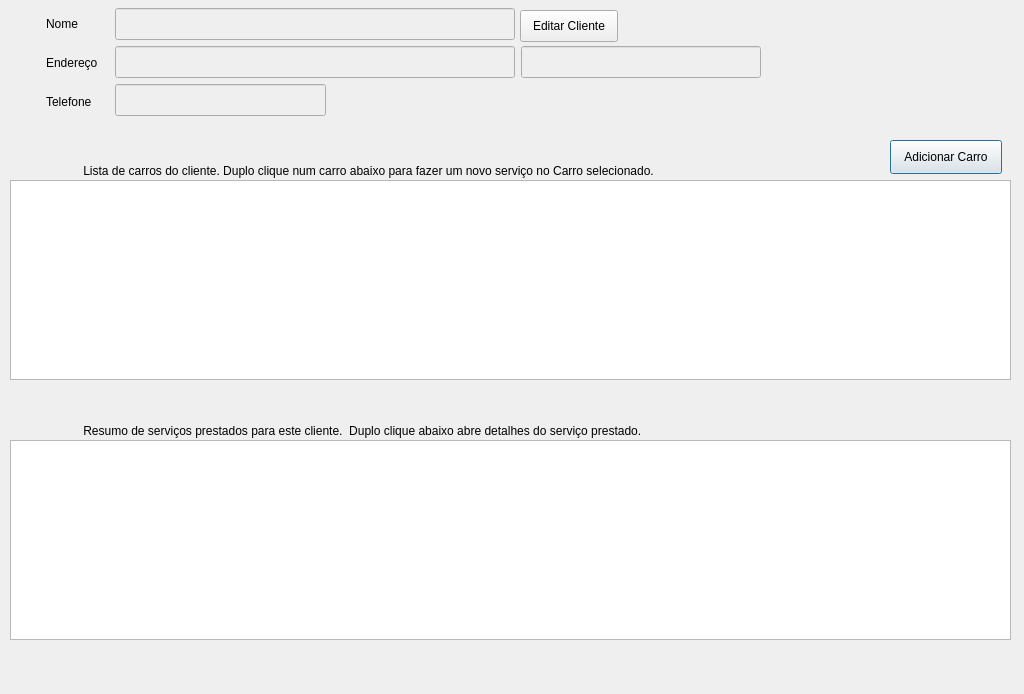
Qt form clientinfo.ui (bedi1982/Oficina) before a commit.
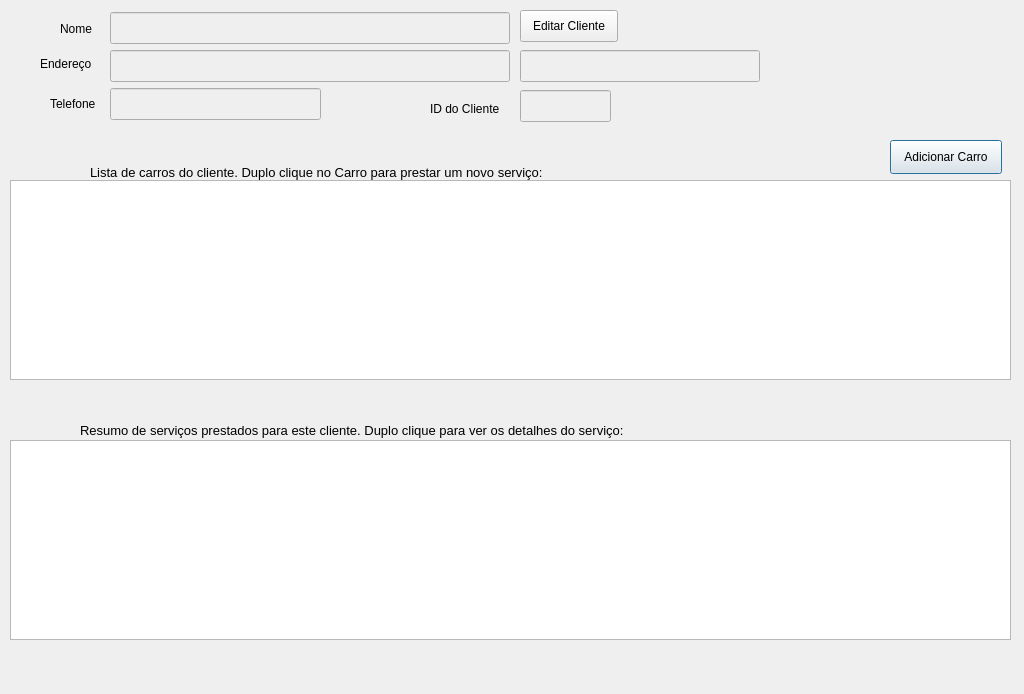
The same form after that commit.

Diff of the .ui file:
```diff
--- a/clientinfo.ui
+++ b/clientinfo.ui
@@ -34,10 +34,10 @@
   <widget class="QLabel" name="lbl_ClientInfo">
    <property name="geometry">
     <rect>
-     <x>850</x>
-     <y>10</y>
+     <x>860</x>
+     <y>0</y>
      <width>151</width>
-     <height>161</height>
+     <height>131</height>
     </rect>
    </property>
    <property name="text">
@@ -88,7 +88,7 @@
   <widget class="QLabel" name="lbl_NewCarIcon">
    <property name="geometry">
     <rect>
-     <x>10</x>
+     <x>20</x>
      <y>130</y>
      <width>48</width>
      <height>48</height>
@@ -113,14 +113,19 @@
   <widget class="QLabel" name="lbl_ClientCars">
    <property name="geometry">
     <rect>
-     <x>50</x>
+     <x>90</x>
      <y>160</y>
-     <width>691</width>
-     <height>18</height>
+     <width>491</width>
+     <height>20</height>
     </rect>
    </property>
+   <property name="font">
+    <font>
+     <pointsize>10</pointsize>
+    </font>
+   </property>
    <property name="text">
-    <string>          Lista de carros do cliente. Duplo clique num carro abaixo para fazer um novo serviço no Carro selecionado.</string>
+    <string>Lista de carros do cliente. Duplo clique no Carro para prestar um novo serviço:</string>
    </property>
    <property name="alignment">
     <set>Qt::AlignBottom|Qt::AlignLeading|Qt::AlignLeft</set>
@@ -132,8 +137,8 @@
    </property>
    <property name="geometry">
     <rect>
-     <x>115</x>
-     <y>84</y>
+     <x>110</x>
+     <y>88</y>
      <width>211</width>
      <height>32</height>
     </rect>
@@ -154,8 +159,8 @@
    </property>
    <property name="geometry">
     <rect>
-     <x>521</x>
-     <y>46</y>
+     <x>520</x>
+     <y>50</y>
      <width>240</width>
      <height>32</height>
     </rect>
@@ -173,8 +178,8 @@
    </property>
    <property name="geometry">
     <rect>
-     <x>115</x>
-     <y>46</y>
+     <x>110</x>
+     <y>50</y>
      <width>400</width>
      <height>32</height>
     </rect>
@@ -195,8 +200,8 @@
    </property>
    <property name="geometry">
     <rect>
-     <x>115</x>
-     <y>8</y>
+     <x>110</x>
+     <y>12</y>
      <width>400</width>
      <height>32</height>
     </rect>
@@ -245,87 +250,12 @@
     <string>Editar Cliente</string>
    </property>
   </widget>
-  <widget class="QWidget" name="layoutWidget">
-   <property name="geometry">
-    <rect>
-     <x>46</x>
-     <y>7</y>
-     <width>62</width>
-     <height>111</height>
-    </rect>
-   </property>
-   <layout class="QVBoxLayout" name="verticalLayout">
-    <item>
-     <widget class="QLabel" name="lbl_clientName">
-      <property name="sizePolicy">
-       <sizepolicy hsizetype="Minimum" vsizetype="Minimum">
-        <horstretch>0</horstretch>
-        <verstretch>0</verstretch>
-       </sizepolicy>
-      </property>
-      <property name="minimumSize">
-       <size>
-        <width>32</width>
-        <height>0</height>
-       </size>
-      </property>
-      <property name="maximumSize">
-       <size>
-        <width>60</width>
-        <height>48</height>
-       </size>
-      </property>
-      <property name="text">
-       <string>Nome</string>
-      </property>
-     </widget>
-    </item>
-    <item>
-     <widget class="QLabel" name="lbl_clientAddress">
-      <property name="sizePolicy">
-       <sizepolicy hsizetype="Minimum" vsizetype="Minimum">
-        <horstretch>0</horstretch>
-        <verstretch>0</verstretch>
-       </sizepolicy>
-      </property>
-      <property name="maximumSize">
-       <size>
-        <width>60</width>
-        <height>48</height>
-       </size>
-      </property>
-      <property name="text">
-       <string>Endereço   </string>
-      </property>
-     </widget>
-    </item>
-    <item>
-     <widget class="QLabel" name="lbl_clientPhone">
-      <property name="sizePolicy">
-       <sizepolicy hsizetype="Minimum" vsizetype="Minimum">
-        <horstretch>0</horstretch>
-        <verstretch>0</verstretch>
-       </sizepolicy>
-      </property>
-      <property name="maximumSize">
-       <size>
-        <width>60</width>
-        <height>48</height>
-       </size>
-      </property>
-      <property name="text">
-       <string>Telefone</string>
-      </property>
-     </widget>
-    </item>
-   </layout>
-  </widget>
   <widget class="QLabel" name="lbl_ClientServicesHistoric">
    <property name="geometry">
     <rect>
-     <x>50</x>
+     <x>80</x>
      <y>420</y>
-     <width>671</width>
+     <width>581</width>
      <height>18</height>
     </rect>
    </property>
@@ -335,8 +265,13 @@
      <height>0</height>
     </size>
    </property>
+   <property name="font">
+    <font>
+     <pointsize>10</pointsize>
+    </font>
+   </property>
    <property name="text">
-    <string>          Resumo de serviços prestados para este cliente.  Duplo clique abaixo abre detalhes do serviço prestado.</string>
+    <string>Resumo de serviços prestados para este cliente. Duplo clique para ver os detalhes do serviço:</string>
    </property>
    <property name="alignment">
     <set>Qt::AlignBottom|Qt::AlignLeading|Qt::AlignLeft</set>
@@ -389,6 +324,122 @@
     <string/>
    </property>
   </widget>
+  <widget class="QLineEdit" name="line_ClientID">
+   <property name="enabled">
+    <bool>false</bool>
+   </property>
+   <property name="geometry">
+    <rect>
+     <x>520</x>
+     <y>90</y>
+     <width>91</width>
+     <height>32</height>
+    </rect>
+   </property>
+   <property name="maximumSize">
+    <size>
+     <width>340</width>
+     <height>16777215</height>
+    </size>
+   </property>
+   <property name="maxLength">
+    <number>34</number>
+   </property>
+  </widget>
+  <widget class="QLabel" name="lbl_clientAddress_2">
+   <property name="geometry">
+    <rect>
+     <x>50</x>
+     <y>80</y>
+     <width>60</width>
+     <height>48</height>
+    </rect>
+   </property>
+   <property name="sizePolicy">
+    <sizepolicy hsizetype="Minimum" vsizetype="Minimum">
+     <horstretch>0</horstretch>
+     <verstretch>0</verstretch>
+    </sizepolicy>
+   </property>
+   <property name="maximumSize">
+    <size>
+     <width>60</width>
+     <height>48</height>
+    </size>
+   </property>
+   <property name="text">
+    <string>Telefone</string>
+   </property>
+  </widget>
+  <widget class="QLabel" name="label">
+   <property name="geometry">
+    <rect>
+     <x>430</x>
+     <y>100</y>
+     <width>81</width>
+     <height>18</height>
+    </rect>
+   </property>
+   <property name="text">
+    <string>ID do Cliente</string>
+   </property>
+  </widget>
+  <widget class="QLabel" name="lbl_clientAddress">
+   <property name="geometry">
+    <rect>
+     <x>40</x>
+     <y>40</y>
+     <width>60</width>
+     <height>48</height>
+    </rect>
+   </property>
+   <property name="sizePolicy">
+    <sizepolicy hsizetype="Minimum" vsizetype="Minimum">
+     <horstretch>0</horstretch>
+     <verstretch>0</verstretch>
+    </sizepolicy>
+   </property>
+   <property name="maximumSize">
+    <size>
+     <width>60</width>
+     <height>48</height>
+    </size>
+   </property>
+   <property name="text">
+    <string>Endereço   </string>
+   </property>
+  </widget>
+  <widget class="QLabel" name="lbl_clientName">
+   <property name="geometry">
+    <rect>
+     <x>60</x>
+     <y>20</y>
+     <width>60</width>
+     <height>18</height>
+    </rect>
+   </property>
+   <property name="sizePolicy">
+    <sizepolicy hsizetype="Minimum" vsizetype="Minimum">
+     <horstretch>0</horstretch>
+     <verstretch>0</verstretch>
+    </sizepolicy>
+   </property>
+   <property name="minimumSize">
+    <size>
+     <width>32</width>
+     <height>0</height>
+    </size>
+   </property>
+   <property name="maximumSize">
+    <size>
+     <width>60</width>
+     <height>48</height>
+    </size>
+   </property>
+   <property name="text">
+    <string>Nome</string>
+   </property>
+  </widget>
   <zorder>btn_addClientCarro</zorder>
   <zorder>lbl_NewCarIcon</zorder>
   <zorder>lbl_ClientCars</zorder>
```
Left out of the diff: 5 changed lines with no effect on the pictures.
